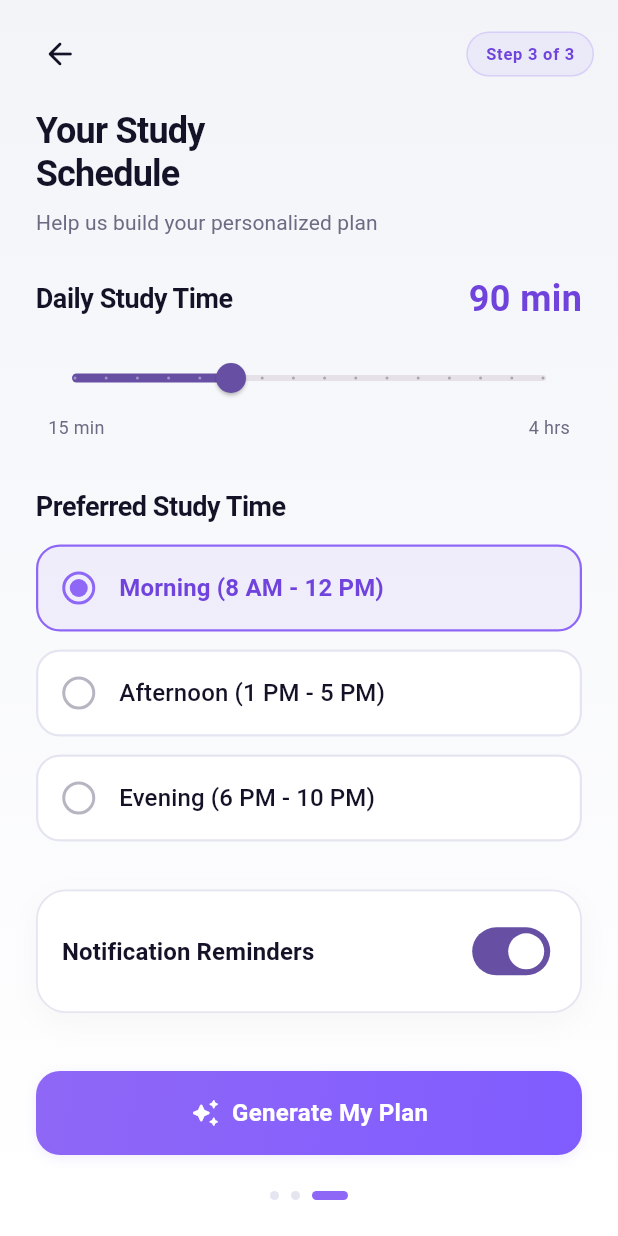
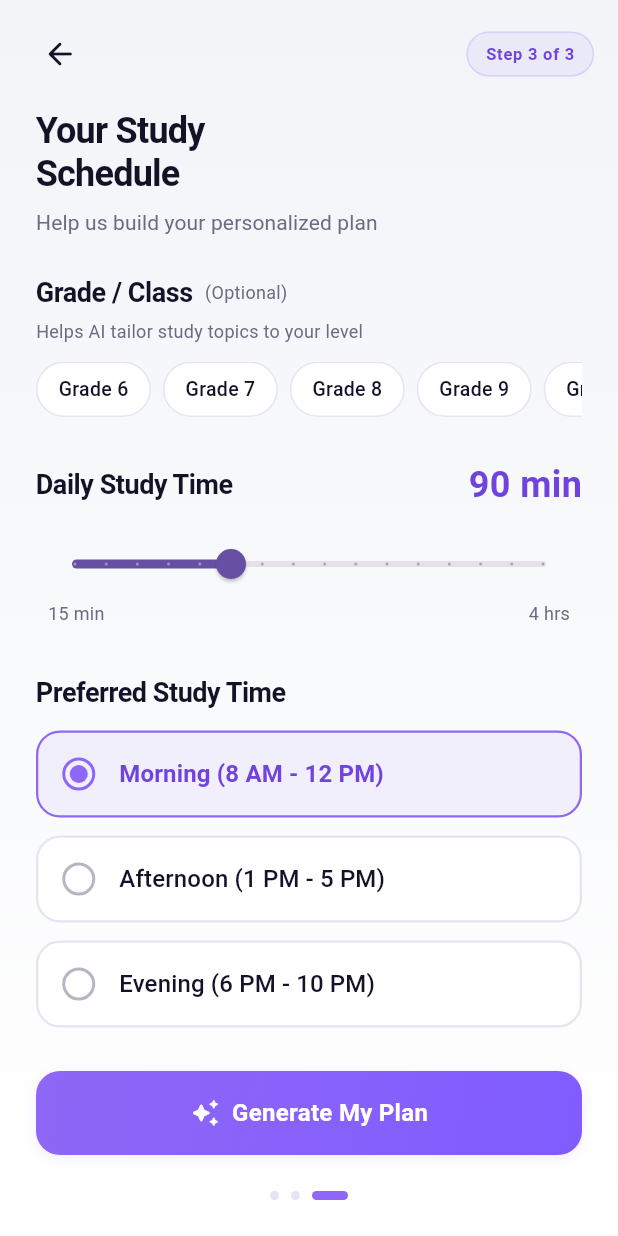
Before and after one commit to HasnainChd/study_coach_app, a Flutter app: the DailySchedulePage screen opened directly, on a phone screen of 412 x 824 dp. Run offline on Flutter 3.47's test engine with Material 3 defaults, Android fonts, the phone set to English and light mode, and no system bars; our stand-ins replace flutter_bloc, flutter_dotenv, flutter_local_notifications, flutter_timezone, hive, hive_flutter and 2 more; accounts and stored records are empty; statements that could not run were skipped.

Commit message:
grade based plan generation

```diff
--- /dev/null
+++ b/lib/core/widgets/grade_selector_row.dart
@@ -0,0 +1,107 @@
+import 'package:flutter/material.dart';
+import '../constants/grade_bands.dart';
+import '../theme/app_colors.dart';
+import '../theme/app_text_styles.dart';
+
+class GradeSelectorRow extends StatelessWidget {
+  final String? selectedGrade;
+  final ValueChanged<String?> onGradeSelected;
+  final bool isDark;
+
+  const GradeSelectorRow({
+    super.key,
+    required this.selectedGrade,
+    required this.onGradeSelected,
+    required this.isDark,
+  });
+
+  @override
+  Widget build(BuildContext context) {
+    return SingleChildScrollView(
+      scrollDirection: Axis.horizontal,
+      physics: const BouncingScrollPhysics(),
+      child: Row(
+        children: kGradeOptions.map((grade) {
+          final isSelected = selectedGrade == grade;
+          return Padding(
+            padding: const EdgeInsets.only(right: 8.0),
+            child: InkWell(
+              onTap: () {
+                if (isSelected) {
+                  onGradeSelected(null); // Deselect (skippable)
+                } else {
+                  onGradeSelected(grade);
+                }
+              },
+              borderRadius: BorderRadius.circular(20),
+              child: AnimatedContainer(
+                duration: const Duration(milliseconds: 200),
+                padding:
+                    const EdgeInsets.symmetric(horizontal: 14, vertical: 8),
+                decoration: BoxDecoration(
+                  gradient: isSelected
+                      ? const LinearGradient(
+                          colors: [
+                            AppColors.primary,
+                            Color(0xFF805CFF),
+                          ],
+                        )
+                      : null,
+                  color: isSelected
+                      ? null
+                      : (isDark
+                          ? AppColors.darkCardBg
+                          : AppColors.lightCardBg),
+                  borderRadius: BorderRadius.circular(20),
+                  border: Border.all(
+                    color: isSelected
+                        ? AppColors.primary
+                        : (isDark
+                            ? AppColors.darkBorder
+                            : AppColors.lightBorder),
+                    width: isSelected ? 1.5 : 1.0,
+                  ),
+                  boxShadow: isSelected
+                      ? [
+                          BoxShadow(
+                            color: AppColors.primary.withValues(alpha: 0.25),
+                            blurRadius: 8,
+                            offset: const Offset(0, 2),
+                          ),
+                        ]
+                      : null,
+                ),
+                child: Row(
+                  mainAxisSize: MainAxisSize.min,
+                  children: [
+                    if (isSelected) ...[
+                      const Icon(
+                        Icons.check_rounded,
+                        size: 14,
+                        color: Colors.white,
+                      ),
+                      const SizedBox(width: 6),
+                    ],
+                    Text(
+                      grade,
+                      style: AppTextStyles.bodySmall.copyWith(
+                        color: isSelected
+                            ? Colors.white
+                            : (isDark
+                                ? AppColors.darkTextPrimary
+                                : AppColors.lightTextPrimary),
+                        fontWeight:
+                            isSelected ? FontWeight.bold : FontWeight.w500,
+                        fontSize: 13,
+                      ),
+                    ),
+                  ],
+                ),
+              ),
+            ),
+          );
+        }).toList(),
+      ),
+    );
+  }
+}
--- a/lib/features/onboarding/presentation/pages/daily_schedule_page.dart
+++ b/lib/features/onboarding/presentation/pages/daily_schedule_page.dart
@@ -6,6 +6,7 @@ import '../../../../core/theme/app_colors.dart';
 import '../../../../core/theme/app_text_styles.dart';
 import '../../../../core/widgets/app_snackbar.dart';
 import '../../../../core/widgets/glass_card.dart';
+import '../../../../core/widgets/grade_selector_row.dart';
 import '../../../../core/widgets/gradient_background.dart';
 import '../../../../core/widgets/primary_button.dart';
 import '../../../bloc/navigation_bloc.dart';
@@ -219,6 +220,62 @@ class DailySchedulePage extends StatelessWidget {
                         child: Column(
                           crossAxisAlignment: CrossAxisAlignment.start,
                           children: [
+                            // Grade / Class Section (Optional)
+                            Row(
+                              children: [
+                                Text(
+                                  'Grade / Class',
+                                  style: AppTextStyles.headingSmall.copyWith(
+                                    color: isDark
+                                        ? AppColors.darkTextPrimary
+                                        : AppColors.lightTextPrimary,
+                                    fontSize: 18,
+                                  ),
+                                ),
+                                const SizedBox(width: 8),
+                                Text(
+                                  '(Optional)',
+                                  style: AppTextStyles.bodySmall.copyWith(
+                                    color: isDark
+                                        ? AppColors.darkTextSecondary
+                                        : AppColors.lightTextSecondary,
+                                    fontSize: 12,
+                                  ),
+                                ),
+                              ],
+                            ),
+                            const SizedBox(height: 4),
+                            Text(
+                              'Helps AI tailor study topics to your level',
+                              style: AppTextStyles.bodySmall.copyWith(
+                                color: isDark
+                                    ? AppColors.darkTextSecondary
+                                    : AppColors.lightTextSecondary,
+                                fontSize: 12,
+                              ),
+                            ),
+                            const SizedBox(height: 12),
+                            GradeSelectorRow(
+                              selectedGrade: state.settings.gradeLevel,
+                              onGradeSelected: isGenerating
+                                  ? (_) {}
+                                  : (newGrade) {
+                                      if (newGrade == null) {
+                                        context.read<SubjectsBloc>().add(
+                                              UpdateSettingsPreferencesEvent(
+                                                  clearGradeLevel: true),
+                                            );
+                                      } else {
+                                        context.read<SubjectsBloc>().add(
+                                              UpdateSettingsPreferencesEvent(
+                                                  gradeLevel: newGrade),
+                                            );
+                                      }
+                                    },
+                              isDark: isDark,
+                            ),
+                            const SizedBox(height: 28),
+
                             // Daily Study Time Slider Card
                             Row(
                               mainAxisAlignment: MainAxisAlignment.spaceBetween,
--- a/lib/features/subjects/data/models/settings_preferences_model.dart
+++ b/lib/features/subjects/data/models/settings_preferences_model.dart
@@ -8,6 +8,7 @@ class SettingsPreferencesModel extends SettingsPreferences {
     super.dailyReminder,
     super.streakAlerts,
     super.studyTips,
+    super.gradeLevel,
   });
 
   Map<String, dynamic> toMap() {
@@ -18,6 +19,7 @@ class SettingsPreferencesModel extends SettingsPreferences {
       'dailyReminder': dailyReminder,
       'streakAlerts': streakAlerts,
       'studyTips': studyTips,
+      'gradeLevel': gradeLevel,
     };
   }
 
@@ -29,6 +31,7 @@ class SettingsPreferencesModel extends SettingsPreferences {
       dailyReminder: map['dailyReminder'] as bool? ?? true,
       streakAlerts: map['streakAlerts'] as bool? ?? true,
       studyTips: map['studyTips'] as bool? ?? false,
+      gradeLevel: map['gradeLevel'] as String?,
     );
   }
 
@@ -40,6 +43,7 @@ class SettingsPreferencesModel extends SettingsPreferences {
       dailyReminder: settings.dailyReminder,
       streakAlerts: settings.streakAlerts,
       studyTips: settings.studyTips,
+      gradeLevel: settings.gradeLevel,
     );
   }
 }
```
Also changed, not shown: lib/core/constants/grade_bands.dart (added, +401 -0 lines), lib/core/widgets/grade_hint_banner.dart (added, +144 -0 lines), 1 other file.
